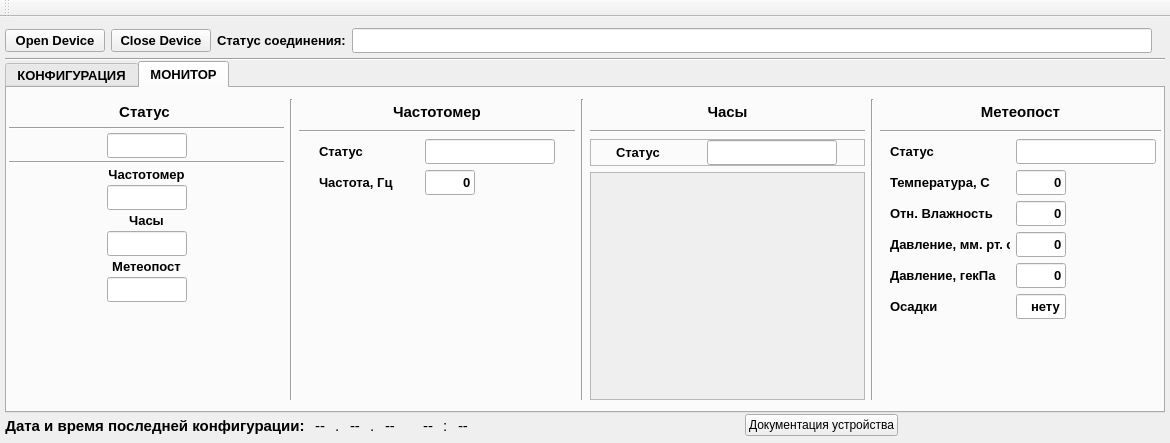
Qt form informPConfigurator/mainwindow.ui (Goodjamp/informPConfigurator) before a commit.
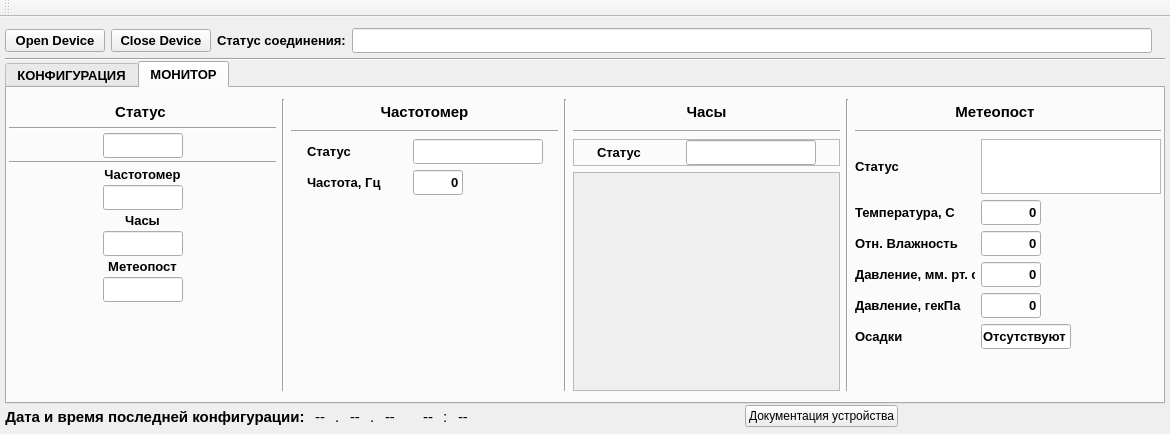
The same form after that commit. The open tabs and pages were chosen to show the change.

Commit message: In commit: - Added new meteo status - Added rain data

What changed in the file:
```diff
--- a/informPConfigurator/mainwindow.ui
+++ b/informPConfigurator/mainwindow.ui
@@ -7,7 +7,7 @@
     <x>0</x>
     <y>0</y>
     <width>1170</width>
-    <height>443</height>
+    <height>434</height>
    </rect>
   </property>
   <property name="windowTitle">
@@ -2935,7 +2935,7 @@
               </property>
               <property name="sizeHint" stdset="0">
                <size>
-                <width>40</width>
+                <width>30</width>
                 <height>20</height>
                </size>
               </property>
@@ -2948,7 +2948,7 @@
               </property>
               <property name="sizeHint" stdset="0">
                <size>
-                <width>40</width>
+                <width>30</width>
                 <height>20</height>
                </size>
               </property>
@@ -3017,7 +3017,7 @@
               </property>
               <property name="sizeHint" stdset="0">
                <size>
-                <width>40</width>
+                <width>30</width>
                 <height>20</height>
                </size>
               </property>
@@ -3030,7 +3030,7 @@
               </property>
               <property name="sizeHint" stdset="0">
                <size>
-                <width>40</width>
+                <width>30</width>
                 <height>20</height>
                </size>
               </property>
@@ -3092,7 +3092,7 @@
               </property>
               <property name="sizeHint" stdset="0">
                <size>
-                <width>40</width>
+                <width>30</width>
                 <height>20</height>
                </size>
               </property>
@@ -3105,7 +3105,7 @@
               </property>
               <property name="sizeHint" stdset="0">
                <size>
-                <width>40</width>
+                <width>30</width>
                 <height>20</height>
                </size>
               </property>
@@ -3167,7 +3167,7 @@
               </property>
               <property name="sizeHint" stdset="0">
                <size>
-                <width>40</width>
+                <width>30</width>
                 <height>20</height>
                </size>
               </property>
@@ -3180,7 +3180,7 @@
               </property>
               <property name="sizeHint" stdset="0">
                <size>
-                <width>40</width>
+                <width>30</width>
                 <height>20</height>
                </size>
               </property>
@@ -3564,8 +3564,8 @@
               <rect>
                <x>0</x>
                <y>0</y>
-               <width>264</width>
-               <height>209</height>
+               <width>251</width>
+               <height>200</height>
               </rect>
              </property>
              <layout class="QVBoxLayout" name="verticalLayout_22"/>
@@ -3587,13 +3587,13 @@
            <widget class="QLabel" name="label_88">
             <property name="minimumSize">
              <size>
-              <width>0</width>
+              <width>280</width>
               <height>25</height>
              </size>
             </property>
             <property name="maximumSize">
              <size>
-              <width>16777215</width>
+              <width>280</width>
               <height>25</height>
              </size>
             </property>
@@ -3621,20 +3621,20 @@
           </item>
           <item>
            <layout class="QGridLayout" name="gridLayout_12">
-            <item row="1" column="3">
+            <item row="2" column="3">
              <spacer name="horizontalSpacer_64">
               <property name="orientation">
                <enum>Qt::Horizontal</enum>
               </property>
               <property name="sizeHint" stdset="0">
                <size>
-                <width>5</width>
+                <width>0</width>
                 <height>20</height>
                </size>
               </property>
              </spacer>
             </item>
-            <item row="3" column="1">
+            <item row="4" column="1">
              <widget class="QLabel" name="label_90">
               <property name="minimumSize">
                <size>
@@ -3660,17 +3660,17 @@
               </property>
              </widget>
             </item>
-            <item row="3" column="2">
+            <item row="4" column="2">
              <widget class="QLineEdit" name="lineEditMeteoRezPressurePb">
               <property name="minimumSize">
                <size>
-                <width>50</width>
+                <width>60</width>
                 <height>25</height>
                </size>
               </property>
               <property name="maximumSize">
                <size>
-                <width>50</width>
+                <width>60</width>
                 <height>25</height>
                </size>
               </property>
@@ -3692,43 +3692,49 @@
               </property>
              </widget>
             </item>
-            <item row="2" column="1">
-             <widget class="QLabel" name="label_89">
-              <property name="minimumSize">
-               <size>
-                <width>120</width>
-                <height>25</height>
-               </size>
-              </property>
-              <property name="maximumSize">
-               <size>
-                <width>120</width>
-                <height>25</height>
-               </size>
-              </property>
-              <property name="font">
-               <font>
-                <pointsize>10</pointsize>
-                <weight>75</weight>
-                <bold>true</bold>
-               </font>
-              </property>
-              <property name="text">
-               <string>Отн. Влажность</string>
-              </property>
-             </widget>
-            </item>
             <item row="2" column="2">
+             <widget class="QLineEdit" name="lineEditMeteoRezTemperature">
+              <property name="minimumSize">
+               <size>
+                <width>60</width>
+                <height>25</height>
+               </size>
+              </property>
+              <property name="maximumSize">
+               <size>
+                <width>60</width>
+                <height>25</height>
+               </size>
+              </property>
+              <property name="font">
+               <font>
+                <pointsize>10</pointsize>
+                <weight>75</weight>
+                <bold>true</bold>
+               </font>
+              </property>
+              <property name="text">
+               <string>0</string>
+              </property>
+              <property name="alignment">
+               <set>Qt::AlignRight|Qt::AlignTrailing|Qt::AlignVCenter</set>
+              </property>
+              <property name="readOnly">
+               <bool>true</bool>
+              </property>
+             </widget>
+            </item>
+            <item row="3" column="2">
              <widget class="QLineEdit" name="lineEditMeteoRezHumidity">
               <property name="minimumSize">
                <size>
-                <width>50</width>
+                <width>60</width>
                 <height>25</height>
                </size>
               </property>
               <property name="maximumSize">
                <size>
-                <width>50</width>
+                <width>60</width>
                 <height>25</height>
                </size>
               </property>
@@ -3750,17 +3756,43 @@
               </property>
              </widget>
             </item>
-            <item row="4" column="2">
+            <item row="3" column="1">
+             <widget class="QLabel" name="label_89">
+              <property name="minimumSize">
+               <size>
+                <width>120</width>
+                <height>25</height>
+               </size>
+              </property>
+              <property name="maximumSize">
+               <size>
+                <width>120</width>
+                <height>25</height>
+               </size>
+              </property>
+              <property name="font">
+               <font>
+                <pointsize>10</pointsize>
+                <weight>75</weight>
+                <bold>true</bold>
+               </font>
+              </property>
+              <property name="text">
+               <string>Отн. Влажность</string>
+              </property>
+             </widget>
+            </item>
+            <item row="5" column="2">
              <widget class="QLineEdit" name="lineEditMeteoRezhPa">
               <property name="minimumSize">
                <size>
-                <width>50</width>
+                <width>60</width>
                 <height>25</height>
                </size>
               </property>
               <property name="maximumSize">
                <size>
-                <width>50</width>
+                <width>60</width>
                 <height>25</height>
                </size>
               </property>
@@ -3782,17 +3814,17 @@
               </property>
              </widget>
             </item>
-            <item row="1" column="2">
-             <widget class="QLineEdit" name="lineEditMeteoRezTemperature">
+            <item row="2" column="1">
+             <widget class="QLabel" name="label_92">
               <property name="minimumSize">
                <size>
-                <width>50</width>
+                <width>120</width>
                 <height>25</height>
                </size>
               </property>
               <property name="maximumSize">
                <size>
-                <width>50</width>
+                <width>120</width>
                 <height>25</height>
                </size>
               </property>
@@ -3804,17 +3836,11 @@
                </font>
               </property>
               <property name="text">
-               <string>0</string>
-              </property>
-              <property name="alignment">
-               <set>Qt::AlignRight|Qt::AlignTrailing|Qt::AlignVCenter</set>
-              </property>
-              <property name="readOnly">
-               <bool>true</bool>
+               <string>Температура, С</string>
               </property>
              </widget>
             </item>
-            <item row="4" column="1">
+            <item row="5" column="1">
              <widget class="QLabel" name="label_91">
               <property name="minimumSize">
                <size>
@@ -3866,99 +3892,20 @@
               </property>
              </widget>
             </item>
-            <item row="1" column="1">
-             <widget class="QLabel" name="label_92">
-              <property name="minimumSize">
-               <size>
-                <width>120</width>
-                <height>25</height>
-               </size>
-              </property>
-              <property name="maximumSize">
-               <size>
-                <width>120</width>
-                <height>25</height>
-               </size>
-              </property>
-              <property name="font">
-               <font>
-                <pointsize>10</pointsize>
-                <weight>75</weight>
-                <bold>true</bold>
-               </font>
-              </property>
-              <property name="text">
-               <string>Температура, С</string>
-              </property>
-             </widget>
-            </item>
-            <item row="1" column="0">
+            <item row="2" column="0">
              <spacer name="horizontalSpacer_65">
               <property name="orientation">
                <enum>Qt::Horizontal</enum>
               </property>
               <property name="sizeHint" stdset="0">
                <size>
-                <width>10</width>
+                <width>0</width>
                 <height>20</height>
                </size>
               </property>
              </spacer>
             </item>
-            <item row="0" column="2">
-             <widget class="QLineEdit" name="lineEditMeteoStatus">
-              <property name="minimumSize">
-               <size>
-                <width>140</width>
-                <height>25</height>
-               </size>
-              </property>
-              <property name="maximumSize">
-               <size>
-                <width>140</width>
-                <height>25</height>
-               </size>
-              </property>
-              <property name="alignment">
-               <set>Qt::AlignCenter</set>
-              </property>
-              <property name="readOnly">
-               <bool>true</bool>
-              </property>
-              <property name="statusPr" stdset="0">
-               <UInt>0</UInt>
-              </property>
-             </widget>
-            </item>
-            <item row="5" column="2">
-             <widget class="QLineEdit" name="lineEdit">
-              <property name="minimumSize">
-               <size>
-                <width>50</width>
-                <height>25</height>
-               </size>
-              </property>
-              <property name="maximumSize">
-               <size>
-                <width>50</width>
-                <height>25</height>
-               </size>
-              </property>
-              <property name="font">
-               <font>
-                <weight>75</weight>
-                <bold>true</bold>
-               </font>
-              </property>
-              <property name="text">
-               <string>нету</string>
-              </property>
-              <property name="alignment">
-               <set>Qt::AlignRight|Qt::AlignTrailing|Qt::AlignVCenter</set>
-              </property>
-             </widget>
-            </item>
-            <item row="5" column="1">
+            <item row="6" column="1">
              <widget class="QLabel" name="label">
               <property name="minimumSize">
                <size>
@@ -3972,11 +3919,77 @@
                 <height>25</height>
                </size>
               </property>
+              <property name="font">
+               <font>
+                <pointsize>10</pointsize>
+                <weight>75</weight>
+                <bold>true</bold>
+               </font>
+              </property>
               <property name="text">
                <string>Осадки</string>
               </property>
              </widget>
             </item>
+            <item row="6" column="2">
+             <widget class="QLineEdit" name="lineEditMeteoRezRain">
+              <property name="minimumSize">
+               <size>
+                <width>90</width>
+                <height>25</height>
+               </size>
+              </property>
+              <property name="maximumSize">
+               <size>
+                <width>90</width>
+                <height>25</height>
+               </size>
+              </property>
+              <property name="font">
+               <font>
+                <weight>75</weight>
+                <bold>true</bold>
+               </font>
+              </property>
+              <property name="text">
+               <string>Отсутствуют</string>
+              </property>
+              <property name="alignment">
+               <set>Qt::AlignRight|Qt::AlignTrailing|Qt::AlignVCenter</set>
+              </property>
+              <property name="readOnly">
+               <bool>true</bool>
+              </property>
+             </widget>
+            </item>
+            <item row="0" column="2">
+             <widget class="QPlainTextEdit" name="plainTextEditMeteoStatus">
+              <property name="minimumSize">
+               <size>
+                <width>160</width>
+                <height>55</height>
+               </size>
+              </property>
+              <property name="maximumSize">
+               <size>
+                <width>180</width>
+                <height>55</height>
+               </size>
+              </property>
+              <property name="font">
+               <font>
+                <weight>75</weight>
+                <bold>true</bold>
+               </font>
+              </property>
+              <property name="verticalScrollBarPolicy">
+               <enum>Qt::ScrollBarAlwaysOff</enum>
+              </property>
+              <property name="horizontalScrollBarPolicy">
+               <enum>Qt::ScrollBarAlwaysOff</enum>
+              </property>
+             </widget>
+            </item>
            </layout>
           </item>
           <item>
```
Left out of the diff: 19 changed lines with no effect on the pictures. The commit also changes 6 other files.
